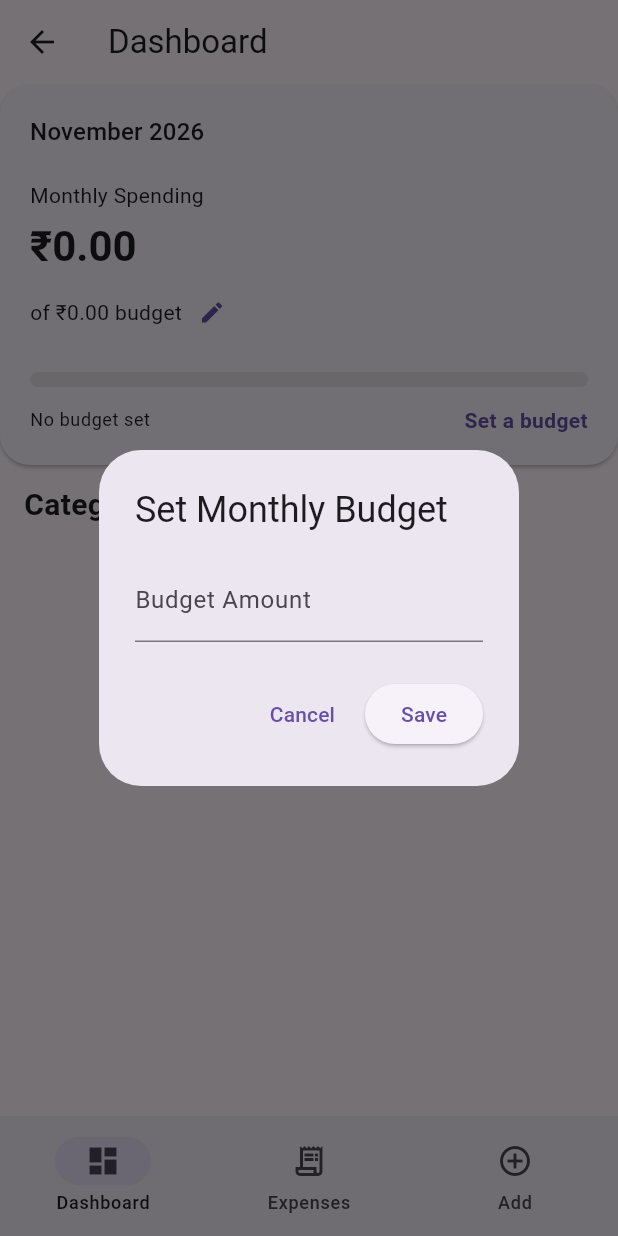
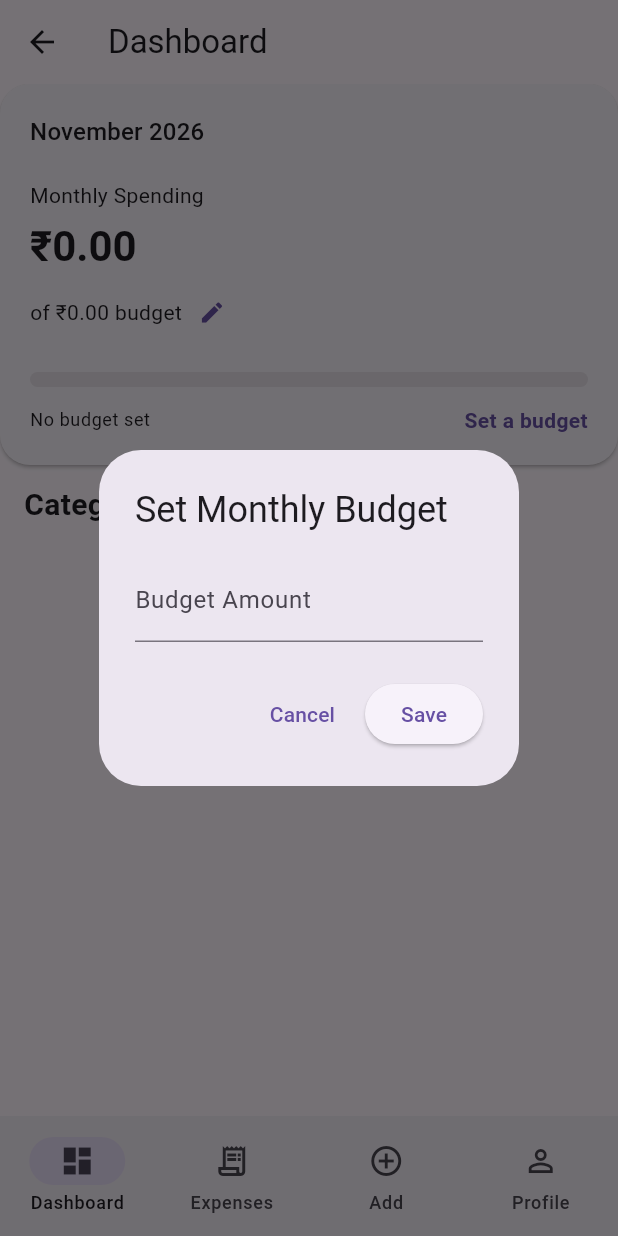
Before and after one commit to TaranSingh-111/SpendLens, a Flutter app: the HomePage screen opened directly, after a tap on the "edit" icon, on a phone screen of 412 x 824 dp. Run offline on Flutter 3.47's test engine with Material 3 defaults, Android fonts, the phone set to English and light mode, and no system bars; our stand-ins replace dio, flutter_bloc, flutter_secure_storage, freezed_annotation; missing offline and left inert: dart:ffi; accounts and stored records are empty; network calls fail.

Commit message:
feat(profile): add profile page

```diff
--- a/lib/features/home/presentation/pages/home_page.dart
+++ b/lib/features/home/presentation/pages/home_page.dart
@@ -3,6 +3,7 @@ import 'package:spend_lens/features/dashboard/presentation/pages/dashboard_page.
 
 import '../../../expenses/presentation/pages/expense_form_page.dart';
 import '../../../expenses/presentation/pages/expenses_page.dart';
+import '../../../profile/presentation/profile_page.dart';
 
 class HomePage extends StatefulWidget {
   const HomePage({super.key});
@@ -19,7 +20,7 @@ class _HomePageState extends State<HomePage> {
     ExpensesPage(),
     ExpenseFormPage(),
     //AnalyticsPage(),
-    //ProfilePage(),
+    ProfilePage(),
   ];
 
   @override
@@ -57,11 +58,11 @@ class _HomePageState extends State<HomePage> {
           //   selectedIcon: Icon(Icons.analytics),
           //   label: 'Analytics',
           // ),
-          // NavigationDestination(
-          //   icon: Icon(Icons.person_outline),
-          //   selectedIcon: Icon(Icons.person),
-          //   label: 'Profile',
-          // ),
+          NavigationDestination(
+            icon: Icon(Icons.person_outline),
+            selectedIcon: Icon(Icons.person),
+            label: 'Profile',
+          ),
         ],
       ),
     );
--- /dev/null
+++ b/lib/features/profile/presentation/profile_page.dart
@@ -0,0 +1,182 @@
+import 'package:flutter/material.dart';
+import 'package:flutter_bloc/flutter_bloc.dart';
+
+import '../../auth/domain/entities/user.dart';
+import '../../auth/presentation/bloc/auth_bloc.dart';
+import '../../auth/presentation/bloc/auth_event.dart';
+import '../../auth/presentation/bloc/auth_state.dart';
+
+class ProfilePage extends StatelessWidget {
+
+  const ProfilePage({super.key,});
+
+  @override
+  Widget build(BuildContext context) {
+    final theme = Theme.of(context);
+
+    return BlocBuilder<AuthBloc, AuthState>(
+      builder: (context, state) {
+
+        if(state is Authenticated) {
+          final user = state.user;
+
+          return Scaffold(
+            appBar: AppBar(
+              title: const Text('Profile'),
+              centerTitle: true,
+            ),
+            body: Padding(
+              padding: const EdgeInsets.all(20),
+              child: Column(
+                crossAxisAlignment: CrossAxisAlignment.start,
+                children: [
+                  const SizedBox(height: 20),
+
+                  // Profile Header
+                  Center(
+                    child: Column(
+                      children: [
+                        CircleAvatar(
+                          radius: 45,
+                          backgroundColor:
+                          theme.colorScheme.primaryContainer,
+                          child: Icon(
+                            Icons.person,
+                            size: 45,
+                            color: theme.colorScheme.onPrimaryContainer,
+                          ),
+                        ),
+
+                        const SizedBox(height: 16),
+
+                        Text(
+                          user.name ?? 'User',
+                          style: theme.textTheme.titleLarge?.copyWith(
+                            fontWeight: FontWeight.bold,
+                          ),
+                        ),
+
+                        const SizedBox(height: 5),
+
+                        Text(
+                          user.email,
+                          style: theme.textTheme.bodyMedium?.copyWith(
+                            color: theme.colorScheme.onSurfaceVariant,
+                          ),
+                        ),
+                      ],
+                    ),
+                  ),
+
+                  const SizedBox(height: 40),
+
+                  Text(
+                    'Account Information',
+                    style: theme.textTheme.titleMedium?.copyWith(
+                      fontWeight: FontWeight.bold,
+                    ),
+                  ),
+
+                  const SizedBox(height: 15),
+
+                  _buildInfoTile(
+                    context,
+                    icon: Icons.person_outline,
+                    title: 'Name',
+                    value: state.user.name ?? 'Not provided',
+                  ),
+
+                  const SizedBox(height: 12),
+
+                  _buildInfoTile(
+                    context,
+                    icon: Icons.email_outlined,
+                    title: 'Email',
+                    value: user.email,
+                  ),
+
+                  const SizedBox(height: 12),
+
+                  _buildInfoTile(
+                    context,
+                    icon: Icons.badge_outlined,
+                    title: 'User ID',
+                    value: user.id.toString(),
+                  ),
+
+                  const Spacer(),
+
+                  // Logout Button
+                  SizedBox(
+                    width: double.infinity,
+                    child: OutlinedButton.icon(
+                      onPressed: () {
+                        context.read<AuthBloc>().add(
+                          const AuthEvent.logoutRequested(),
+                        );
+                      },
+                      icon: const Icon(Icons.logout),
+                      label: const Text('Logout'),
+                      style: OutlinedButton.styleFrom(
+                        foregroundColor: theme.colorScheme.error,
+                        side: BorderSide(
+                          color: theme.colorScheme.error,
+                        ),
+                        padding: const EdgeInsets.symmetric(
+                          vertical: 15,
+                        ),
+                      ),
+                    ),
+                  ),
+
+                  const SizedBox(height: 15),
+                ],
+              ),
+            ),
+          );
+        }
+        return const Center(child: CircularProgressIndicator(),);
+      },
+    );
+  }
+
+  Widget _buildInfoTile(BuildContext context, {
+    required IconData icon,
+    required String title,
+    required String value,
+  }) {
+    final theme = Theme.of(context);
+
+    return Container(
+      padding: const EdgeInsets.all(16),
+      decoration: BoxDecoration(
+        color: theme.colorScheme.surfaceContainer,
+        borderRadius: BorderRadius.circular(12),
+      ),
+      child: Row(
+        children: [
+          Icon(icon),
+          const SizedBox(width: 15),
+          Expanded(
+            child: Column(
+              crossAxisAlignment: CrossAxisAlignment.start,
+              children: [
+                Text(
+                  title,
+                  style: theme.textTheme.bodySmall,
+                ),
+                const SizedBox(height: 4),
+                Text(
+                  value,
+                  style: theme.textTheme.bodyLarge?.copyWith(
+                    fontWeight: FontWeight.w500,
+                  ),
+                ),
+              ],
+            ),
+          ),
+        ],
+      ),
+    );
+  }
+}
```
